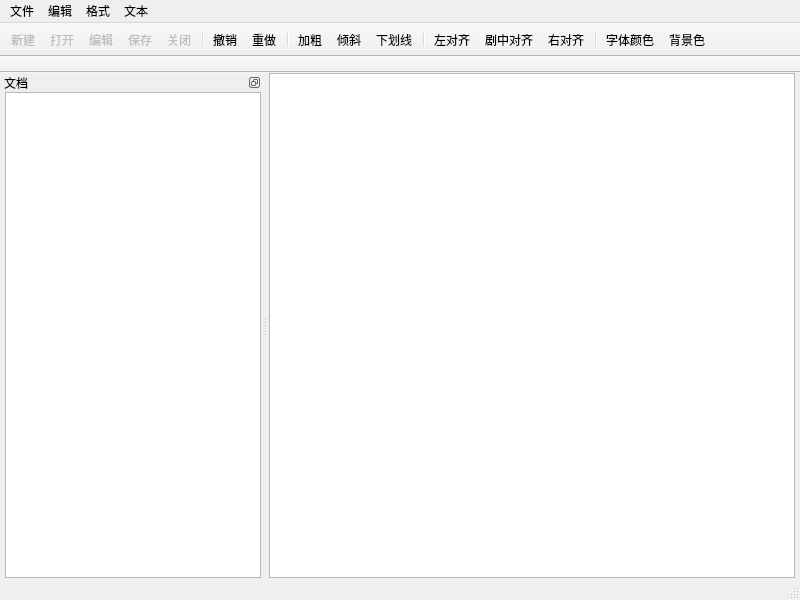
Old version of the form mainwindow.ui in the repository yileiren/YDocManager.
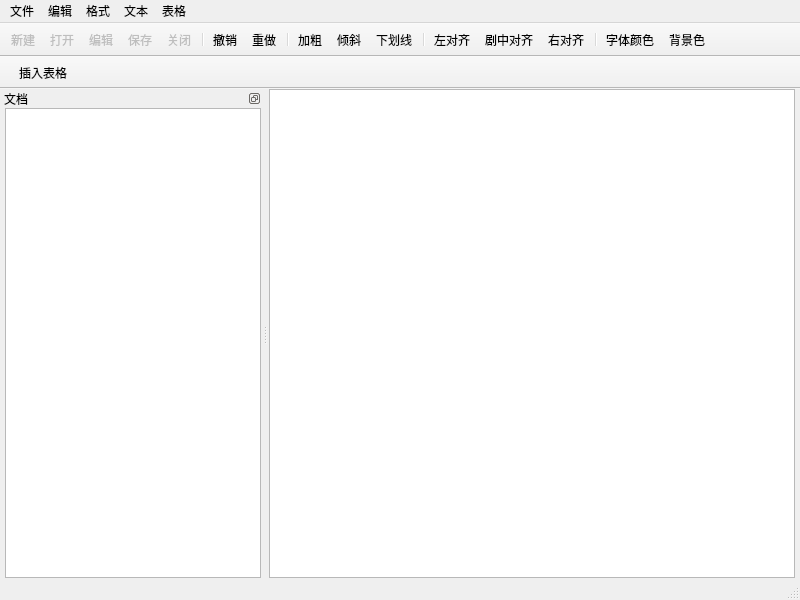
New version of the form. Icons and pictures are not drawn. Custom widgets are drawn as their Qt base class.

Commit message: 增加插入表格按钮

```diff
--- a/mainwindow.ui
+++ b/mainwindow.ui
@@ -73,7 +73,7 @@
      <x>0</x>
      <y>0</y>
      <width>800</width>
-     <height>23</height>
+     <height>25</height>
     </rect>
    </property>
    <widget class="QMenu" name="menu">
@@ -114,10 +114,17 @@
     <addaction name="fontColorAction"/>
     <addaction name="backgroundColorAction"/>
    </widget>
+   <widget class="QMenu" name="menu_5">
+    <property name="title">
+     <string>表格</string>
+    </property>
+    <addaction name="insertTableAction"/>
+   </widget>
    <addaction name="menu"/>
    <addaction name="menu_3"/>
    <addaction name="menu_2"/>
    <addaction name="menu_4"/>
+   <addaction name="menu_5"/>
   </widget>
   <widget class="QToolBar" name="mainToolBar">
    <property name="enabled">
@@ -280,6 +287,7 @@
    <attribute name="toolBarBreak">
     <bool>false</bool>
    </attribute>
+   <addaction name="insertTableAction"/>
   </widget>
   <action name="newDocAction">
    <property name="enabled">
@@ -482,6 +490,15 @@
     <string>背景色</string>
    </property>
   </action>
+  <action name="insertTableAction">
+   <property name="icon">
+    <iconset resource="images.qrc">
+     <normaloff>:/images/textEdit/table/table.png</normaloff>:/images/textEdit/table/table.png</iconset>
+   </property>
+   <property name="text">
+    <string>插入表格</string>
+   </property>
+  </action>
  </widget>
  <layoutdefault spacing="6" margin="11"/>
  <customwidgets>
```
The commit also changes 5 other files.
